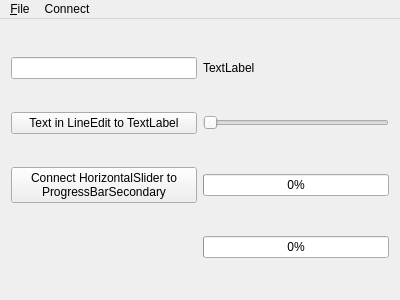
Qt form 02_01_SignalSlot/mainwindow.ui (sadovskiy/QtExamplesForAProgrammingCourse) before a commit.
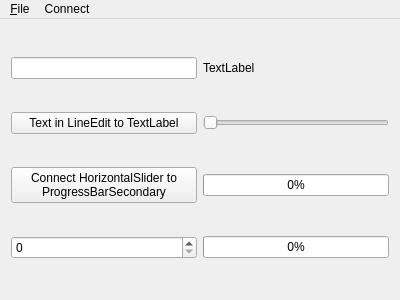
The same form after that commit.

Commit message: Добавил информацию по работе с перегруженными сигналами и слотами в 02_01

```diff
--- a/02_01_SignalSlot/mainwindow.ui
+++ b/02_01_SignalSlot/mainwindow.ui
@@ -65,6 +65,13 @@
       </property>
      </widget>
     </item>
+    <item row="3" column="0">
+     <widget class="QSpinBox" name="spinBox">
+      <property name="maximum">
+       <number>100</number>
+      </property>
+     </widget>
+    </item>
    </layout>
   </widget>
   <widget class="QMenuBar" name="menuBar">
```
Left out of the diff: 5 changed lines with no effect on the pictures. The commit also changes 3 other files.
